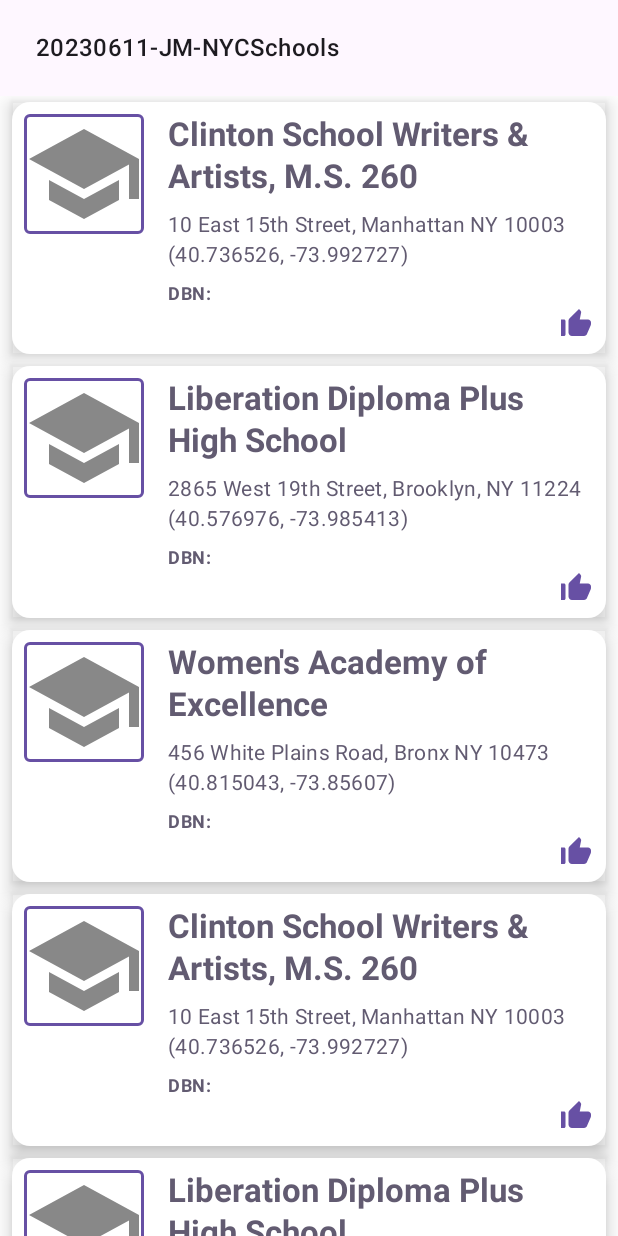
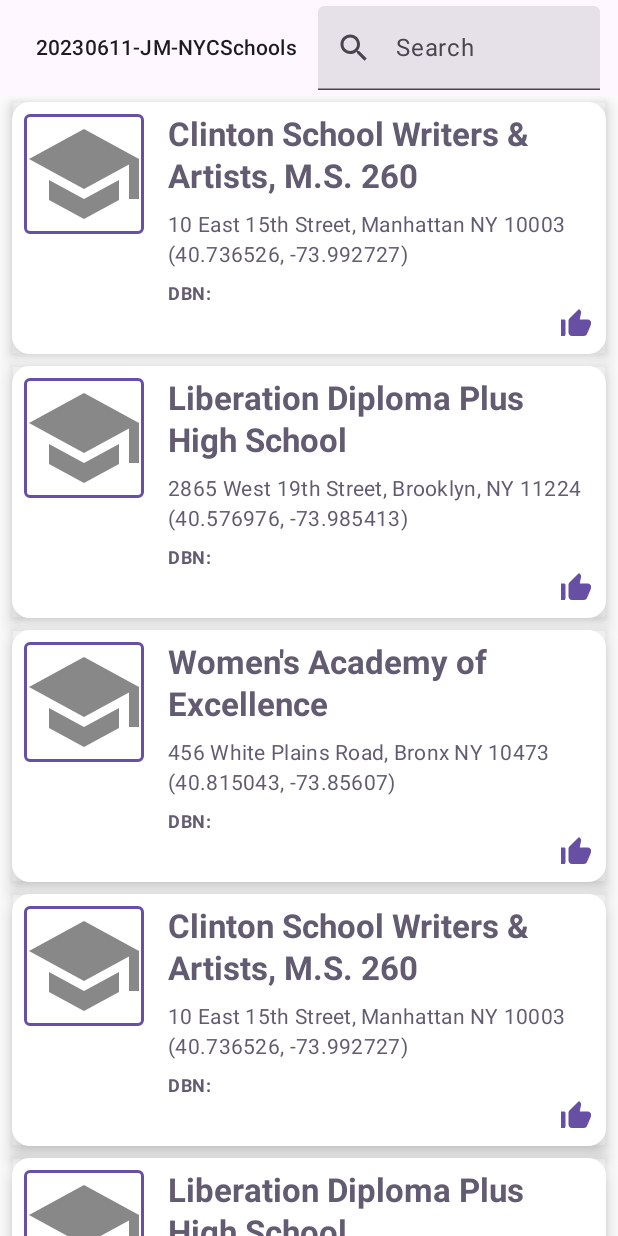
Before and after one commit to jonofarc/NYCHighSchools, an Android app built with Jetpack Compose: the @Preview function SchoolsViewPreview, on a phone screen of 412 x 824 dp. Run offline under Robolectric (Android 15) with nearby library versions, the phone set to English and light mode, and no system bars.

Commit message:
add search bar

```diff
--- a/app/src/main/java/com/example/nychighschools/Composables.kt
+++ b/app/src/main/java/com/example/nychighschools/Composables.kt
@@ -3,22 +3,38 @@ package com.example.nychighschools
 
 import android.graphics.drawable.Icon
 import androidx.compose.foundation.clickable
+import androidx.compose.foundation.layout.Box
 import androidx.compose.foundation.layout.Row
+import androidx.compose.foundation.layout.fillMaxWidth
 import androidx.compose.foundation.layout.padding
+import androidx.compose.foundation.text.KeyboardActions
+import androidx.compose.foundation.text.KeyboardOptions
 import androidx.compose.material.icons.Icons
 import androidx.compose.material.icons.filled.ArrowBack
+import androidx.compose.material.icons.filled.Search
 import androidx.compose.material3.ExperimentalMaterial3Api
 import androidx.compose.material3.Icon
 import androidx.compose.material3.MaterialTheme
 import androidx.compose.material3.Text
+import androidx.compose.material3.TextField
 import androidx.compose.material3.TopAppBar
 import androidx.compose.runtime.Composable
+import androidx.compose.runtime.getValue
+import androidx.compose.runtime.mutableStateOf
+import androidx.compose.runtime.remember
+import androidx.compose.runtime.setValue
+import androidx.compose.ui.Alignment
 import androidx.compose.ui.Modifier
 import androidx.compose.ui.graphics.vector.ImageVector
+import androidx.compose.ui.res.stringResource
+import androidx.compose.ui.text.input.KeyboardType
+import androidx.compose.ui.tooling.preview.Preview
 import androidx.compose.ui.unit.dp
+import com.example.nychighschools.models.School
 
 
 class Composables {
+
 
 
     @OptIn(ExperimentalMaterial3Api::class)
@@ -26,8 +42,11 @@ class Composables {
     fun CustomizableTopBar(
         title: String,
         icon: ImageVector? = null,
-        onBackClicked: () -> Unit
+        onBackClicked: (() -> Unit)? = null,
+        searchApplied: ((String) -> Unit)? = null,
     ) {
+        var searchText by remember { mutableStateOf("") }
+
         TopAppBar(
             title = {
                 Row(Modifier.padding(start = 8.dp)) {
@@ -36,12 +55,45 @@ class Composables {
                             imageVector = icon,
                             contentDescription = "Back",
                             modifier = Modifier
-                                .clickable { onBackClicked() }
+                                .clickable { onBackClicked?.let { it1 -> it1() } }
                                 .padding(end = 8.dp)
                         )
                     }
 
-                    Text(text = title, style = MaterialTheme.typography.titleMedium)
+                    Text(text = title, style = MaterialTheme.typography.titleSmall)
+                }
+            },
+
+            actions = {
+                if (searchApplied != null)
+                Box(Modifier.fillMaxWidth(0.5f)) {
+                    // Add search field here
+                    TextField(
+                        value = searchText,
+                        onValueChange = {
+                            searchText = it
+                            searchApplied?.let { it(searchText) }
+                                        },
+                        modifier = Modifier
+                            .padding(horizontal = 8.dp)
+                            .fillMaxWidth()
+                            .align(Alignment.CenterStart),
+                        placeholder = { Text(text = "Search") },
+                        leadingIcon = {
+                            Icon(
+                                imageVector = Icons.Filled.Search,
+                                contentDescription = "Search"
+                            )
+                        },
+                        keyboardOptions = KeyboardOptions(
+                            keyboardType = KeyboardType.Text
+                        ),
+                        keyboardActions = KeyboardActions(
+                            onSearch = {
+
+                            }
+                        )
+                    )
                 }
             }
         )
@@ -49,3 +101,17 @@ class Composables {
 
 
 }
+
+
+@Preview
+@Composable
+fun CustomizableTopBarPreview() {
+
+    Composables().CustomizableTopBar(stringResource(R.string.app_title))
+}
+@Preview
+@Composable
+fun CustomizableTopBarWithSearchBarPreview() {
+
+    Composables().CustomizableTopBar(stringResource(R.string.app_title), searchApplied = {})
+}
--- a/app/src/main/java/com/example/nychighschools/SchoolDetailsView.kt
+++ b/app/src/main/java/com/example/nychighschools/SchoolDetailsView.kt
@@ -39,7 +39,7 @@ fun SchoolDetails(
     modifier: Modifier, onBackClicked: () -> Unit,
 ) {
     Column() {
-        Composables().CustomizableTopBar(stringResource(R.string.app_title), icon = Icons.Filled.ArrowBack) { onBackClicked() }
+        Composables().CustomizableTopBar(stringResource(R.string.app_title), icon = Icons.Filled.ArrowBack, onBackClicked = { onBackClicked() })
         Card(
             colors = CardDefaults.cardColors(
                 containerColor = MaterialTheme.colorScheme.onSecondary
--- a/app/src/main/java/com/example/nychighschools/SchoolsView.kt
+++ b/app/src/main/java/com/example/nychighschools/SchoolsView.kt
@@ -1,5 +1,6 @@
 package com.example.nychighschools
 
+import android.util.Log
 import androidx.compose.foundation.border
 import androidx.compose.foundation.clickable
 import androidx.compose.foundation.layout.Arrangement
@@ -25,6 +26,7 @@ import androidx.compose.material3.Text
 import androidx.compose.runtime.Composable
 import androidx.compose.runtime.getValue
 import androidx.compose.runtime.mutableStateOf
+import androidx.compose.runtime.remember
 import androidx.compose.runtime.saveable.rememberSaveable
 import androidx.compose.runtime.setValue
 import androidx.compose.ui.Modifier
@@ -40,20 +42,31 @@ import com.example.nychighschools.models.School
 
 @Composable
 fun SchoolsView(schools: List<School>, onSchoolSelected: (index: Int) -> Unit) {
-    Column() {
-        Composables().CustomizableTopBar(stringResource(R.string.app_title)) { }
+    var searchTextState by rememberSaveable { mutableStateOf("") }
+    val filteredSchools = remember(schools, searchTextState) {
+        schools.filter { school ->
+            school.schoolName.contains(searchTextState, ignoreCase = true)
+        }
+    }
+
+    Column {
+        Composables().CustomizableTopBar(
+            title = stringResource(R.string.app_title),
+            searchApplied = { searchText ->
+                searchText?.let {
+                    searchTextState = it
+                }
+            }
+        )
         LazyColumn {
-            itemsIndexed(schools) { index, school ->
+            itemsIndexed(filteredSchools) { index, school ->
                 SchoolCard(school, modifier = Modifier.clickable {
-                    //selectedSchool = index;
                     onSchoolSelected(index)
                 })
             }
         }
     }
-
 }
-
 
 @Composable
 fun SchoolCard(school: School, modifier: Modifier) {
@@ -80,7 +93,10 @@ private fun CardContent(school: School, modifier: Modifier = Modifier) {
     val context = LocalContext.current
     val likes = utils.getLikes(context)
 
-    var liked by rememberSaveable { mutableStateOf((likes.contains(school.dbn))) }
+    //  var liked by rememberSaveable { mutableStateOf((likes.contains(school.dbn))) }
+    var liked by remember { mutableStateOf(false) }
+    liked = likes.contains(school.dbn)
+
 
 
     Column {
--- a/app/src/main/java/com/example/nychighschools/Utils.kt
+++ b/app/src/main/java/com/example/nychighschools/Utils.kt
@@ -4,6 +4,7 @@ package com.example.nychighschools
 import android.content.Context
 import android.content.Intent
 import android.net.Uri
+import android.util.Log
 import android.widget.Toast
 import com.example.nychighschools.models.SatScores
 
@@ -22,6 +23,9 @@ class Utils {
         } else {
             currentLikes.add(dbn)
         }
+
+        Log.d("jon", "2222222222222222222222222")
+        Log.d("jon", currentLikes.toString())
 
 
         val newRawLikes = currentLikes.joinToString(separator = ",")
```
